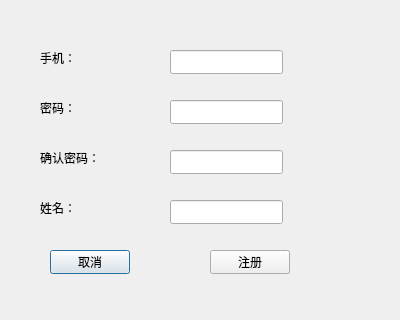
Above: Restaurant/registerdialog.ui from PG98/2017SepQt before the change. Below: the same form after it.
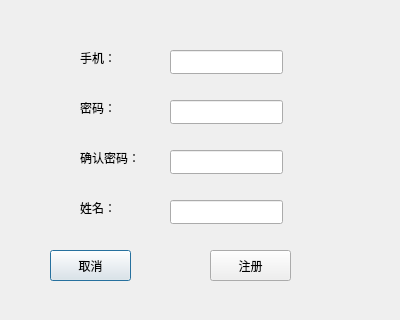
That is the form after the change.

Patch:
```diff
--- a/Restaurant/registerdialog.ui
+++ b/Restaurant/registerdialog.ui
@@ -16,7 +16,7 @@
   <widget class="QLabel" name="PhoneLabel">
    <property name="geometry">
     <rect>
-     <x>40</x>
+     <x>80</x>
      <y>50</y>
      <width>59</width>
      <height>16</height>
@@ -29,7 +29,7 @@
   <widget class="QLabel" name="pwdLabel">
    <property name="geometry">
     <rect>
-     <x>40</x>
+     <x>80</x>
      <y>100</y>
      <width>59</width>
      <height>16</height>
@@ -42,7 +42,7 @@
   <widget class="QLabel" name="pwdLabel1">
    <property name="geometry">
     <rect>
-     <x>40</x>
+     <x>80</x>
      <y>150</y>
      <width>59</width>
      <height>16</height>
@@ -55,7 +55,7 @@
   <widget class="QLabel" name="EmailLabel">
    <property name="geometry">
     <rect>
-     <x>40</x>
+     <x>80</x>
      <y>200</y>
      <width>59</width>
      <height>16</height>
@@ -110,8 +110,8 @@
     <rect>
      <x>50</x>
      <y>250</y>
-     <width>80</width>
-     <height>24</height>
+     <width>81</width>
+     <height>31</height>
     </rect>
    </property>
    <property name="text">
@@ -123,8 +123,8 @@
     <rect>
      <x>210</x>
      <y>250</y>
-     <width>80</width>
-     <height>24</height>
+     <width>81</width>
+     <height>31</height>
     </rect>
    </property>
    <property name="text">
```
